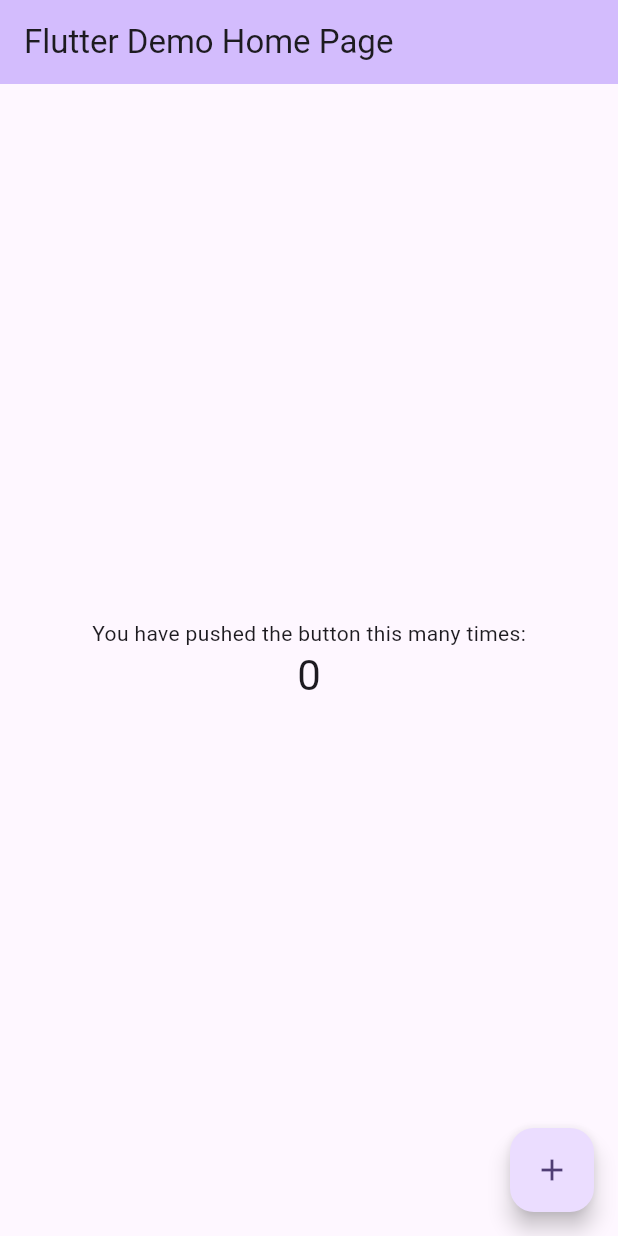
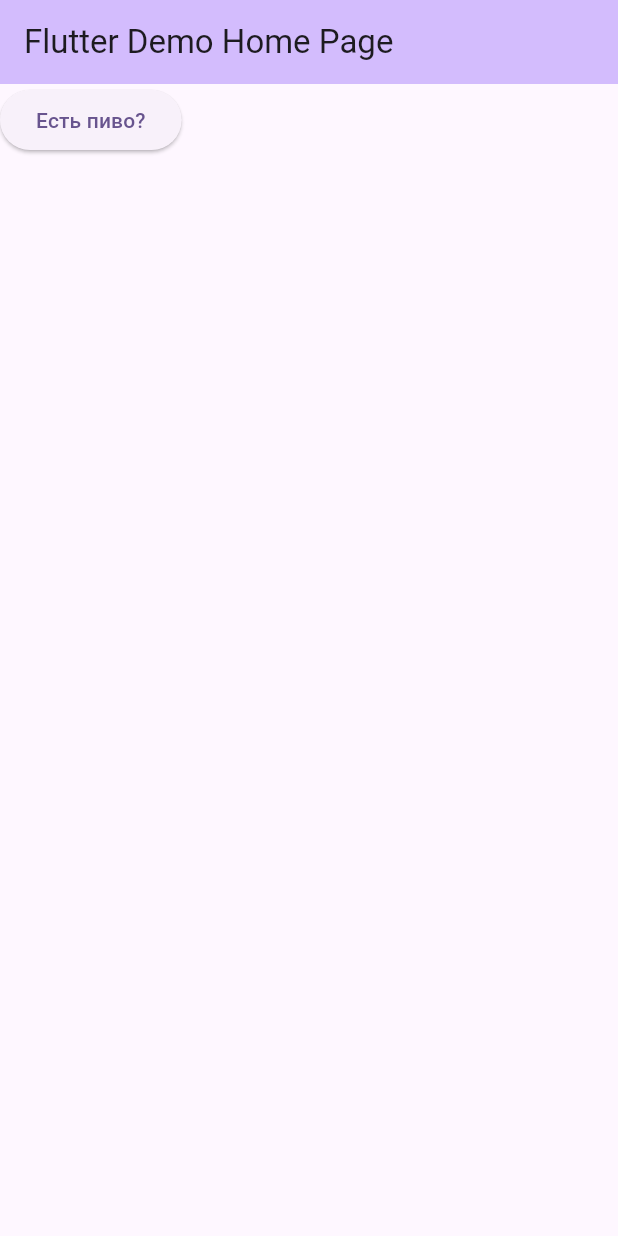
Before and after one commit to Vasilisk7/flutter_architecture, a Flutter app: the screen it shows after launch, on a phone screen of 412 x 824 dp. Run offline on Flutter 3.47's test engine with Material 2 defaults, Android fonts, the phone set to English and light mode, and no system bars; our stand-ins replace bloc, equatable, flutter_bloc, get_it.

Commit message:
Добавление слоев чистой архитектуры businnes - Bloc data - GetIt

```diff
--- /dev/null
+++ b/lib/business/main_bloc/main_bloc.dart
@@ -0,0 +1,32 @@
+import 'dart:async';
+
+import 'package:bloc/bloc.dart';
+import 'package:equatable/equatable.dart';
+import 'package:flutter_architecture/data/service_provider.dart';
+import 'package:flutter_architecture/data/services.dart';
+
+part 'main_event.dart';
+part 'main_state.dart';
+
+class MainBloc extends Bloc<MainEvent, MainState> {
+  MainBloc({BeerService? beerService})
+      : _beerService = beerService ?? getIt<BeerService>(),
+        // Заложил логику для дальнейшего тестировани блока,
+        // все сервисы которые используются в блоке передаются изне
+        super(MainInitial()) {
+    on<MainEatBeer>(_onMainEatBeer);
+  }
+
+  final BeerService _beerService;
+
+  Future<void> _onMainEatBeer(
+    MainEatBeer event,
+    Emitter<MainState> emit,
+  ) async {
+    if (_beerService.pour()) {
+      emit(MainYesBeer());
+    } else {
+      emit(MainNoBeer());
+    }
+  }
+}
--- /dev/null
+++ b/lib/business/main_bloc/main_event.dart
@@ -0,0 +1,10 @@
+part of 'main_bloc.dart';
+
+abstract class MainEvent extends Equatable {
+  const MainEvent();
+}
+
+class MainEatBeer extends MainEvent {
+  @override
+  List<Object> get props => [];
+}
--- /dev/null
+++ b/lib/business/main_bloc/main_state.dart
@@ -0,0 +1,20 @@
+part of 'main_bloc.dart';
+
+abstract class MainState extends Equatable {
+  const MainState();
+}
+
+class MainInitial extends MainState {
+  @override
+  List<Object> get props => [];
+}
+
+class MainYesBeer extends MainState {
+  @override
+  List<Object> get props => [];
+}
+
+class MainNoBeer extends MainState {
+  @override
+  List<Object> get props => [];
+}
--- /dev/null
+++ b/lib/data/services.dart
@@ -0,0 +1,3 @@
+abstract class BeerService {
+  bool pour();
+}
--- a/lib/main.dart
+++ b/lib/main.dart
@@ -1,125 +1,8 @@
 import 'package:flutter/material.dart';
+import 'package:flutter_architecture/data/service_provider.dart';
+import 'package:flutter_architecture/ui/my_app.dart';
 
 void main() {
+  ServiceProvider().init();
   runApp(const MyApp());
 }
-
-class MyApp extends StatelessWidget {
-  const MyApp({super.key});
-
-  // This widget is the root of your application.
-  @override
-  Widget build(BuildContext context) {
-    return MaterialApp(
-      title: 'Flutter Demo',
-      theme: ThemeData(
-        // This is the theme of your application.
-        //
-        // TRY THIS: Try running your application with "flutter run". You'll see
-        // the application has a blue toolbar. Then, without quitting the app,
-        // try changing the seedColor in the colorScheme below to Colors.green
-        // and then invoke "hot reload" (save your changes or press the "hot
-        // reload" button in a Flutter-supported IDE, or press "r" if you used
-        // the command line to start the app).
-        //
-        // Notice that the counter didn't reset back to zero; the application
-        // state is not lost during the reload. To reset the state, use hot
-        // restart instead.
-        //
-        // This works for code too, not just values: Most code changes can be
-        // tested with just a hot reload.
-        colorScheme: ColorScheme.fromSeed(seedColor: Colors.deepPurple),
-        useMaterial3: true,
-      ),
-      home: const MyHomePage(title: 'Flutter Demo Home Page'),
-    );
-  }
-}
-
-class MyHomePage extends StatefulWidget {
-  const MyHomePage({super.key, required this.title});
-
-  // This widget is the home page of your application. It is stateful, meaning
-  // that it has a State object (defined below) that contains fields that affect
-  // how it looks.
-
-  // This class is the configuration for the state. It holds the values (in this
-  // case the title) provided by the parent (in this case the App widget) and
-  // used by the build method of the State. Fields in a Widget subclass are
-  // always marked "final".
-
-  final String title;
-
-  @override
-  State<MyHomePage> createState() => _MyHomePageState();
-}
-
-class _MyHomePageState extends State<MyHomePage> {
-  int _counter = 0;
-
-  void _incrementCounter() {
-    setState(() {
-      // This call to setState tells the Flutter framework that something has
-      // changed in this State, which causes it to rerun the build method below
-      // so that the display can reflect the updated values. If we changed
-      // _counter without calling setState(), then the build method would not be
-      // called again, and so nothing would appear to happen.
-      _counter++;
-    });
-  }
-
-  @override
-  Widget build(BuildContext context) {
-    // This method is rerun every time setState is called, for instance as done
-    // by the _incrementCounter method above.
-    //
-    // The Flutter framework has been optimized to make rerunning build methods
-    // fast, so that you can just rebuild anything that needs updating rather
-    // than having to individually change instances of widgets.
-    return Scaffold(
-      appBar: AppBar(
-        // TRY THIS: Try changing the color here to a specific color (to
-        // Colors.amber, perhaps?) and trigger a hot reload to see the AppBar
-        // change color while the other colors stay the same.
-        backgroundColor: Theme.of(context).colorScheme.inversePrimary,
-        // Here we take the value from the MyHomePage object that was created by
-        // the App.build method, and use it to set our appbar title.
-        title: Text(widget.title),
-      ),
-      body: Center(
-        // Center is a layout widget. It takes a single child and positions it
-        // in the middle of the parent.
-        child: Column(
-          // Column is also a layout widget. It takes a list of children and
-          // arranges them vertically. By default, it sizes itself to fit its
-          // children horizontally, and tries to be as tall as its parent.
-          //
-          // Column has various properties to control how it sizes itself and
-          // how it positions its children. Here we use mainAxisAlignment to
-          // center the children vertically; the main axis here is the vertical
-          // axis because Columns are vertical (the cross axis would be
-          // horizontal).
-          //
-          // TRY THIS: Invoke "debug painting" (choose the "Toggle Debug Paint"
-          // action in the IDE, or press "p" in the console), to see the
-          // wireframe for each widget.
-          mainAxisAlignment: MainAxisAlignment.center,
-          children: <Widget>[
-            const Text(
-              'You have pushed the button this many times:',
-            ),
-            Text(
-              '$_counter',
-              style: Theme.of(context).textTheme.headlineMedium,
-            ),
-          ],
-        ),
-      ),
-      floatingActionButton: FloatingActionButton(
-        onPressed: _incrementCounter,
-        tooltip: 'Increment',
-        child: const Icon(Icons.add),
-      ), // This trailing comma makes auto-formatting nicer for build methods.
-    );
-  }
-}
--- /dev/null
+++ b/lib/ui/my_app.dart
@@ -0,0 +1,63 @@
+import 'package:flutter/material.dart';
+import 'package:flutter_architecture/business/main_bloc/main_bloc.dart';
+import 'package:flutter_bloc/flutter_bloc.dart';
+
+class MyApp extends StatelessWidget {
+  const MyApp({super.key});
+
+  // This widget is the root of your application.
+  @override
+  Widget build(BuildContext context) {
+    return MaterialApp(
+      title: 'Flutter Demo',
+      theme: ThemeData(
+        colorScheme: ColorScheme.fromSeed(seedColor: Colors.deepPurple),
+        useMaterial3: true,
+      ),
+      home: const MyHomePage(title: 'Flutter Demo Home Page'),
+    );
+  }
+}
+
+class MyHomePage extends StatefulWidget {
+  const MyHomePage({super.key, required this.title});
+
+  final String title;
+
+  @override
+  State<MyHomePage> createState() => _MyHomePageState();
+}
+
+class _MyHomePageState extends State<MyHomePage> {
+  @override
+  Widget build(BuildContext context) {
+    return Scaffold(
+      appBar: AppBar(
+        backgroundColor: Theme.of(context).colorScheme.inversePrimary,
+        title: Text(widget.title),
+      ),
+      body: BlocProvider<MainBloc>(
+        create: (context) => MainBloc(),
+        child: BlocBuilder<MainBloc, MainState>(
+          builder: (context, state) {
+            if (state is MainInitial) {
+              return ElevatedButton(
+                child: const Text("Есть пиво?"),
+                onPressed: () {
+                  context.read<MainBloc>().add(MainEatBeer());
+                },
+              );
+            }
+            if (state is MainYesBeer) {
+              return const Text("Пиво есть!");
+            }
+            if (state is MainNoBeer) {
+              return const Text("Пива нет!");
+            }
+            return Container();
+          },
+        ),
+      ),
+    );
+  }
+}
--- a/pubspec.yaml
+++ b/pubspec.yaml
@@ -34,7 +34,10 @@ dependencies:
 
   # The following adds the Cupertino Icons font to your application.
   # Use with the CupertinoIcons class for iOS style icons.
-  cupertino_icons: ^1.0.2
+  cupertino_icons: ^1.0.5
+  get_it: ^7.6.0
+  flutter_bloc: ^8.1.3
+  equatable: ^2.0.5
 
 dev_dependencies:
   flutter_test:
```
Also changed, not shown: lib/data/ligth_beer_service.dart (added, +8 -0 lines), lib/data/service_provider.dart (added, +13 -0 lines), lib/data/storage.dart (added), pubspec.lock, 1 other file.
